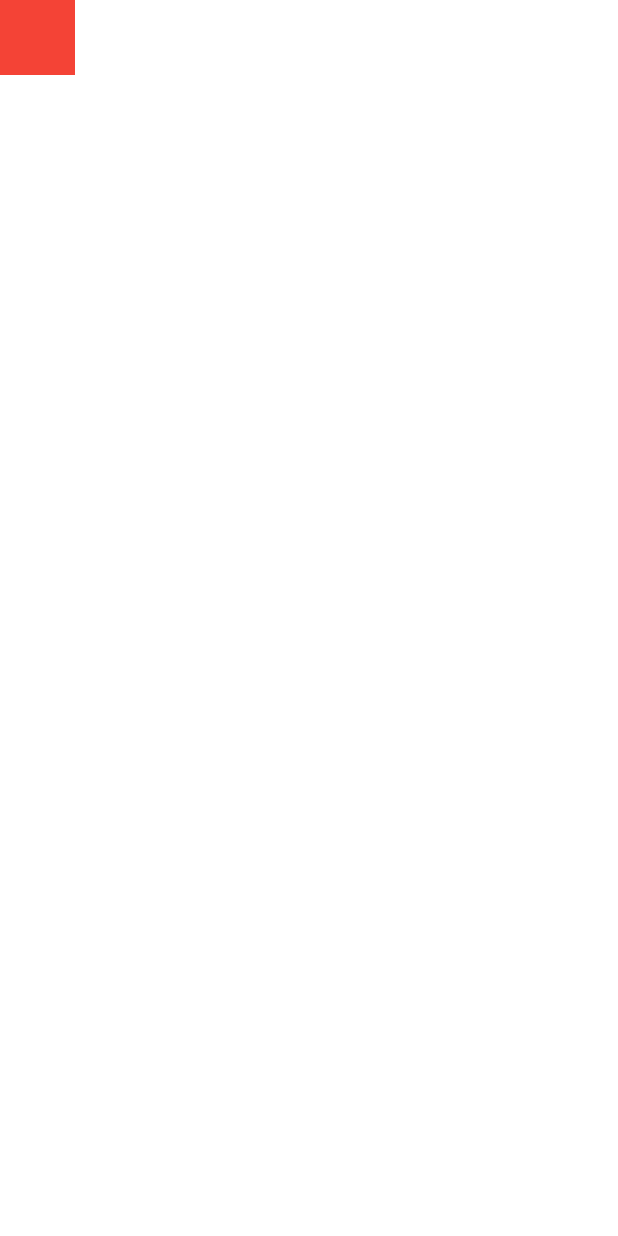
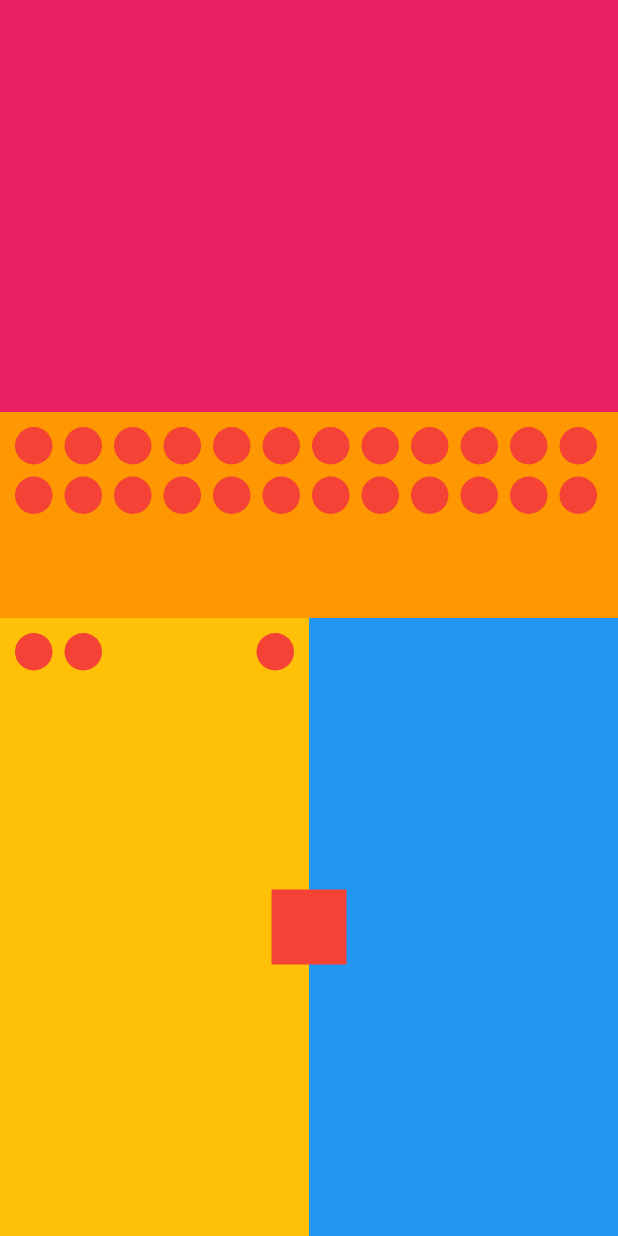
Before and after one commit to ArchOrn/egsi_flutter_2024_5iw3, a Flutter app: the screen it shows after launch, on a phone screen of 412 x 824 dp. Run offline on Flutter 3.47's test engine with Material 3 defaults, Android fonts, the phone set to English and light mode, and no system bars.

Commit message:
Demo with layouts

```diff
--- a/lib/home_screen.dart
+++ b/lib/home_screen.dart
@@ -1,4 +1,7 @@
+import 'package:flutter/cupertino.dart';
 import 'package:flutter/material.dart';
+import 'package:flutter/widgets.dart';
+import 'package:flutter_5iw3/red_circle.dart';
 import 'package:flutter_5iw3/red_square.dart';
 
 class Home extends StatefulWidget {
@@ -11,9 +14,81 @@ class Home extends StatefulWidget {
 class _HomeState extends State<Home> {
   @override
   Widget build(BuildContext context) {
-    return const Scaffold(
+    return Scaffold(
       backgroundColor: Colors.white,
-      body: RedSquare(),
+      body: Column(
+        children: [
+          Expanded(
+            child: Column(
+              children: [
+                Expanded(
+                  flex: 2,
+                  child: Container(
+                    color: Colors.pink,
+                  ),
+                ),
+                Expanded(
+                  child: Container(
+                    width: double.infinity,
+                    color: Colors.orange,
+                    child: Padding(
+                      padding: const EdgeInsets.all(10),
+                      child: Wrap(
+                        spacing: 8,
+                        runSpacing: 8,
+                        children: List.generate(24, (index) {
+                          return const RedCircle();
+                        }),
+                      ),
+                    ),
+                  ),
+                ),
+              ],
+            ),
+          ),
+          Expanded(
+            child: Stack(
+              children: [
+                Row(
+                  children: [
+                    Expanded(
+                      child: Container(
+                        height: double.infinity,
+                        color: Colors.amber,
+                        child: const Padding(
+                          padding: EdgeInsets.all(10),
+                          child: Row(
+                            crossAxisAlignment: CrossAxisAlignment.start,
+                            children: [
+                              RedCircle(),
+                              SizedBox(width: 8),
+                              RedCircle(),
+                              Spacer(),
+                              RedCircle(),
+                            ],
+                          ),
+                        ),
+                      ),
+                    ),
+                    Expanded(
+                      child: Container(
+                        color: Colors.blue,
+                      ),
+                    ),
+                  ],
+                ),
+                // const Center(
+                //   child: RedSquare(),
+                // ),
+                const Align(
+                  alignment: Alignment.center,
+                  child: RedSquare(),
+                ),
+              ],
+            ),
+          )
+        ],
+      ),
     );
   }
 }
--- /dev/null
+++ b/lib/red_circle.dart
@@ -0,0 +1,17 @@
+import 'package:flutter/material.dart';
+
+class RedCircle extends StatelessWidget {
+  const RedCircle({super.key});
+
+  @override
+  Widget build(BuildContext context) {
+    return Container(
+      width: 25,
+      height: 25,
+      decoration: const BoxDecoration(
+        color: Colors.red,
+        shape: BoxShape.circle,
+      ),
+    );
+  }
+}
```
